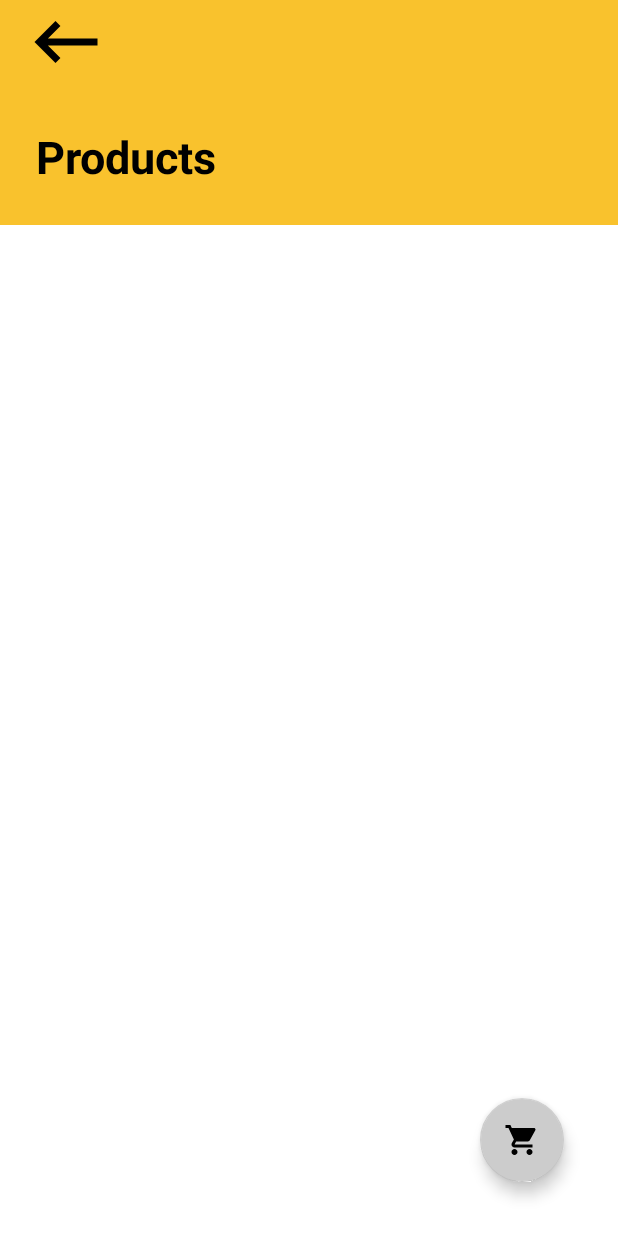
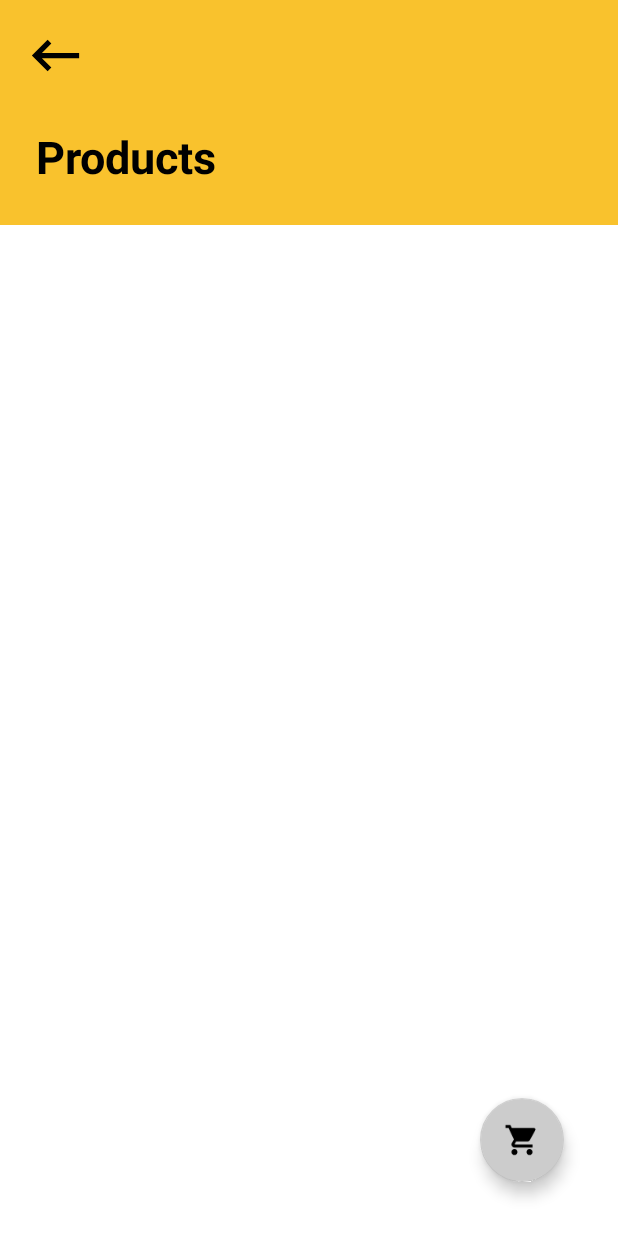
Before and after one commit to kimaurellano/Android-Grocery-App, an Android app: the screen it shows after launch (MainActivity), after a tap on "Products", on a phone screen of 412 x 824 dp. Run offline under Robolectric (Android 15) with nearby library versions, the phone set to English and light mode, and no system bars; Roboto replaces fonts that are not available here.

Commit message:
Updated transition animations

```diff
--- a/app/src/main/java/com/cdtekk/product_scanner/Activities/FragmentContent.java
+++ b/app/src/main/java/com/cdtekk/product_scanner/Activities/FragmentContent.java
@@ -1,7 +1,8 @@
 package com.cdtekk.product_scanner.Activities;
 
 import android.os.Bundle;
-import android.util.Log;
+import android.transition.Slide;
+import android.transition.TransitionManager;
 import android.view.LayoutInflater;
 import android.view.View;
 import android.view.ViewGroup;
@@ -9,28 +10,22 @@ import android.view.ViewGroup;
 import androidx.annotation.NonNull;
 import androidx.annotation.Nullable;
 import androidx.fragment.app.Fragment;
-import androidx.transition.TransitionManager;
 
-import com.cdtekk.product_scanner.Interface.OnFragmentContentCloseListener;
 import com.cdtekk.product_scanner.R;
-import com.google.android.material.floatingactionbutton.FloatingActionButton;
-import com.transitionseverywhere.extra.Scale;
-
-import static com.cdtekk.product_scanner.Activities.MainActivity.TAG;
 
 public class FragmentContent extends Fragment {
 
     private int mFragment;
-    private OnFragmentContentCloseListener mCloseListener;
+    private static OnFabInteractionListener onFabInteractListener;
+
+    public static void setOnHappeningsListener(OnFabInteractionListener listener){
+        onFabInteractListener = listener;
+    }
 
     public FragmentContent(){ }
 
-    public FragmentContent(int fragment){
-        this.mFragment = fragment;
-    }
-
-    public void setOnFragmentContentCloseListener(OnFragmentContentCloseListener listener){
-        mCloseListener = listener;
+    public FragmentContent(int fragmentLayout){
+        this.mFragment = fragmentLayout;
     }
 
     @Override
@@ -44,34 +39,37 @@ public class FragmentContent extends Fragment {
         // Load with either your cart/products fragment
         View view = inflater.inflate(mFragment, container, false);
 
-        Log.d(TAG, container.toString());
-
         if(mFragment == R.layout.fragment_my_cart){
-            // TODO
+            view.findViewById(R.id.fabProductList).setOnClickListener(new View.OnClickListener() {
+                @Override
+                public void onClick(View v) {
+                    onFabInteractListener.onFabInteract(R.layout.fragment_products);
+                }
+            });
         } else if (mFragment == R.layout.fragment_products){
-            // TODO
+            view.findViewById(R.id.fabCart).setOnClickListener(new View.OnClickListener() {
+                @Override
+                public void onClick(View v) {
+                    onFabInteractListener.onFabInteract(R.layout.fragment_my_cart);
+                }
+            });
         }
-
-        final FragmentLanding fragmentLanding = new FragmentLanding();
-        fragmentLanding.setFragmentContentCloseListener(new OnFragmentContentCloseListener() {
-            @Override
-            public void onFragmentClose() {
-                TransitionManager.beginDelayedTransition(container, new Scale());
-                FloatingActionButton floatingActionButton = container.findViewById(R.id.fabChangeContent);
-                floatingActionButton.setVisibility(View.GONE);
-            }
-        });
 
         view.findViewById(R.id.imageButtonBack).setOnClickListener(new View.OnClickListener() {
             @Override
             public void onClick(View v) {
                 getFragmentManager()
                         .beginTransaction()
-                        .replace(R.id.fragment_root_view, fragmentLanding)
+                        .setCustomAnimations(R.anim.slide_from_right, R.anim.slide_to_left)
+                        .replace(R.id.fragment_root_view, new FragmentLanding())
                         .commit();
             }
         });
 
         return view;
     }
+
+    public interface OnFabInteractionListener {
+        void onFabInteract(int fragmentLayout);
+    }
 }
--- a/app/src/main/java/com/cdtekk/product_scanner/Activities/FragmentLanding.java
+++ b/app/src/main/java/com/cdtekk/product_scanner/Activities/FragmentLanding.java
@@ -3,11 +3,11 @@ package com.cdtekk.product_scanner.Activities;
 import android.annotation.SuppressLint;
 import android.content.Context;
 import android.os.Bundle;
+import android.util.Log;
 import android.view.LayoutInflater;
 import android.view.View;
 import android.view.ViewGroup;
 
-import com.cdtekk.product_scanner.Interface.OnFragmentContentCloseListener;
 import com.cdtekk.product_scanner.Interface.OnFragmentInteractionListener;
 import com.cdtekk.product_scanner.R;
 
@@ -15,18 +15,15 @@ import androidx.annotation.NonNull;
 import androidx.annotation.Nullable;
 import androidx.fragment.app.Fragment;
 
+import static com.cdtekk.product_scanner.Activities.MainActivity.TAG;
+
 @SuppressLint("SetTextI18n")
 public class FragmentLanding extends Fragment {
 
     private OnFragmentInteractionListener mInteractionListener;
-    private OnFragmentContentCloseListener mCloseListener;
 
     public void setFragmentInteractionListener(OnFragmentInteractionListener listener){
         this.mInteractionListener = listener;
-    }
-
-    public void setFragmentContentCloseListener(OnFragmentContentCloseListener listener){
-        this.mCloseListener = listener;
     }
 
     @Override
@@ -39,13 +36,6 @@ public class FragmentLanding extends Fragment {
         // Load landing page on start
         final View view = inflater.inflate(R.layout.fragment_landing, container, false);
 
-        View fabButton = container.getRootView().findViewById(R.id.fabChangeContent);
-
-        if(fabButton != null){
-            fabButton.setVisibility(View.GONE);
-            mCloseListener.onFragmentClose();
-        }
-
         // Options to be click on landing page
         view.findViewById(R.id.frameLayoutBtnMyCart).setOnClickListener(new View.OnClickListener() {
             @Override
@@ -56,6 +46,7 @@ public class FragmentLanding extends Fragment {
                         .beginTransaction()
                         .replace(R.id.fragment_root_view, fragmentContent)
                         .commit();
+
                 mInteractionListener.onFragmentOptionClick(R.layout.fragment_my_cart);
             }
         });
@@ -69,6 +60,7 @@ public class FragmentLanding extends Fragment {
                         .beginTransaction()
                         .replace(R.id.fragment_root_view, fragmentContent)
                         .commit();
+
                 mInteractionListener.onFragmentOptionClick(R.layout.fragment_products);
             }
         });
@@ -76,16 +68,12 @@ public class FragmentLanding extends Fragment {
         return view;
     }
 
-    // TODO: Rename method, update argument and hook method into UI event
-    public void sendBack(String sendBackText) {
-        if (mInteractionListener != null) {
-            mInteractionListener.onFragmentInteraction(sendBackText);
-        }
-    }
-
     @Override
     public void onAttach(@NonNull Context context) {
         super.onAttach(context);
+
+        Log.d(TAG, "onAttach: true");
+
         if (context instanceof OnFragmentInteractionListener) {
             mInteractionListener = (OnFragmentInteractionListener) context;
         } else {
@@ -97,6 +85,9 @@ public class FragmentLanding extends Fragment {
     @Override
     public void onDetach() {
         super.onDetach();
+
+        Log.d(TAG, "onDetach: true");
+
         mInteractionListener = null;
     }
 }
--- a/app/src/main/java/com/cdtekk/product_scanner/Activities/MainActivity.java
+++ b/app/src/main/java/com/cdtekk/product_scanner/Activities/MainActivity.java
@@ -2,23 +2,18 @@ package com.cdtekk.product_scanner.Activities;
 
 import android.annotation.SuppressLint;
 import android.os.Bundle;
-import android.view.View;
 import android.view.ViewGroup;
-import android.widget.ImageButton;
+import android.widget.Toast;
 
 import androidx.appcompat.app.AppCompatActivity;
+import androidx.transition.Fade;
 import androidx.transition.TransitionManager;
 
-import com.cdtekk.product_scanner.Interface.OnFragmentContentCloseListener;
 import com.cdtekk.product_scanner.Interface.OnFragmentInteractionListener;
 import com.cdtekk.product_scanner.R;
-import com.google.android.material.floatingactionbutton.FloatingActionButton;
-import com.transitionseverywhere.extra.Scale;
 
 @SuppressLint("SetTextI18n")
-public class MainActivity extends AppCompatActivity implements OnFragmentInteractionListener {
-
-    private ImageButton imageButtonBack;
+public class MainActivity extends AppCompatActivity implements OnFragmentInteractionListener, FragmentContent.OnFabInteractionListener {
 
     public static final String TAG = "GROCERYAPP";
 
@@ -31,33 +26,36 @@ public class MainActivity extends AppCompatActivity implements OnFragmentInterac
         FragmentLanding fragmentLanding = new FragmentLanding();
         fragmentLanding.setFragmentInteractionListener(this);
 
-        fragmentLanding.setFragmentContentCloseListener(new OnFragmentContentCloseListener() {
-            @Override
-            public void onFragmentClose() {
-                ViewGroup rootViewContainer = findViewById(R.id.fragment_root_view);
-                TransitionManager.beginDelayedTransition(rootViewContainer, new Scale());
-                FloatingActionButton floatingActionButton = findViewById(R.id.fabChangeContent);
-                floatingActionButton.setVisibility(View.GONE);
-            }
-        });
-
         // Load landing page to root view
         getSupportFragmentManager()
                 .beginTransaction()
                 .replace(R.id.fragment_root_view, fragmentLanding)
                 .commit();
-    }
 
-    @Override
-    public void onFragmentInteraction(String data) {
-
+        FragmentContent.setOnHappeningsListener(this);
     }
 
     @Override
     public void onFragmentOptionClick(int id) {
-        ViewGroup rootViewContainer = findViewById(R.id.fragment_root_view);
-        TransitionManager.beginDelayedTransition(rootViewContainer, new Scale());
-        FloatingActionButton floatingActionButton = findViewById(R.id.fabChangeContent);
-        floatingActionButton.setVisibility(View.VISIBLE);
+        final ViewGroup rootViewContainer = findViewById(R.id.fragment_root_view);
+
+        // Scaling effect on the content layout
+        TransitionManager.beginDelayedTransition(rootViewContainer, new Fade(Fade.IN));
+
+        getSupportFragmentManager()
+                .beginTransaction()
+                .replace(R.id.fragment_root_view, new FragmentContent(id))
+                .commit();
+    }
+
+    @Override
+    public void onFabInteract(int fragmentLayout) {
+        getSupportFragmentManager()
+                .beginTransaction()
+                .setCustomAnimations(
+                        R.anim.fade_in, R.anim.fade_out,
+                        R.anim.fade_in, R.anim.fade_out)
+                .replace(R.id.fragment_root_view, new FragmentContent(fragmentLayout))
+                .commit();
     }
 }
--- a/app/src/main/java/com/cdtekk/product_scanner/Interface/OnFragmentInteractionListener.java
+++ b/app/src/main/java/com/cdtekk/product_scanner/Interface/OnFragmentInteractionListener.java
@@ -1,7 +1,5 @@
 package com.cdtekk.product_scanner.Interface;
 
 public interface OnFragmentInteractionListener {
-    void onFragmentInteraction(String data);
-
     void onFragmentOptionClick(int id);
 }
--- a/app/src/main/res/layout/activity_main.xml
+++ b/app/src/main/res/layout/activity_main.xml
@@ -3,23 +3,10 @@
     xmlns:tools="http://schemas.android.com/tools"
     android:layout_width="match_parent"
     android:layout_height="match_parent"
-    xmlns:app="http://schemas.android.com/apk/res-auto"
     tools:context=".Activities.MainActivity">
 
     <FrameLayout
         android:id="@+id/fragment_root_view"
         android:layout_width="match_parent"
-        android:layout_height="match_parent" >
-
-        <com.google.android.material.floatingactionbutton.FloatingActionButton
-            android:id="@+id/fabChangeContent"
-            android:layout_width="wrap_content"
-            android:layout_height="wrap_content"
-            android:layout_gravity="bottom|end"
-            android:layout_marginEnd="36dp"
-            android:layout_marginBottom="36dp"
-            android:src="@drawable/content_fab_convert"
-            app:backgroundTint="@color/secondaryDarkColor"
-            android:visibility="gone"/>
-    </FrameLayout>
+        android:layout_height="match_parent" />
 </androidx.constraintlayout.widget.ConstraintLayout>
--- a/app/src/main/res/layout/fragment_landing.xml
+++ b/app/src/main/res/layout/fragment_landing.xml
@@ -207,7 +207,8 @@
             <ImageView
                 android:layout_width="match_parent"
                 android:layout_height="match_parent"
-                android:src="@drawable/ic_graph" />
+                android:src="@drawable/ic_graph"
+                tools:ignore="ContentDescription" />
         </FrameLayout>
 
         <TextView
--- a/app/src/main/res/layout/fragment_products.xml
+++ b/app/src/main/res/layout/fragment_products.xml
@@ -6,6 +6,18 @@
     android:id="@+id/fragment_products"
     android:layout_width="match_parent"
     android:layout_height="match_parent">
+
+    <com.google.android.material.floatingactionbutton.FloatingActionButton
+        android:id="@+id/fabCart"
+        android:layout_width="wrap_content"
+        android:layout_height="wrap_content"
+        android:layout_gravity="bottom|end"
+        android:layout_marginEnd="36dp"
+        android:layout_marginBottom="36dp"
+        app:layout_constraintBottom_toBottomOf="parent"
+        app:layout_constraintEnd_toEndOf="parent"
+        android:src="@drawable/ic_cart"
+        app:backgroundTint="@color/secondaryDarkColor"/>
 
     <androidx.constraintlayout.widget.ConstraintLayout
         android:id="@+id/header"
@@ -36,9 +48,10 @@
 
         <ImageButton
             android:id="@+id/imageButtonBack"
-            android:layout_width="56dp"
-            android:layout_height="56dp"
+            android:layout_width="42dp"
+            android:layout_height="42dp"
             android:layout_marginStart="16dp"
+            android:layout_marginTop="16dp"
             android:background="@drawable/ic_main_back"
             app:layout_constraintStart_toStartOf="parent"
             app:layout_constraintTop_toTopOf="parent"
```
Also changed, not shown: app/src/main/res/layout/fragment_my_cart.xml (+15 -2 lines).
